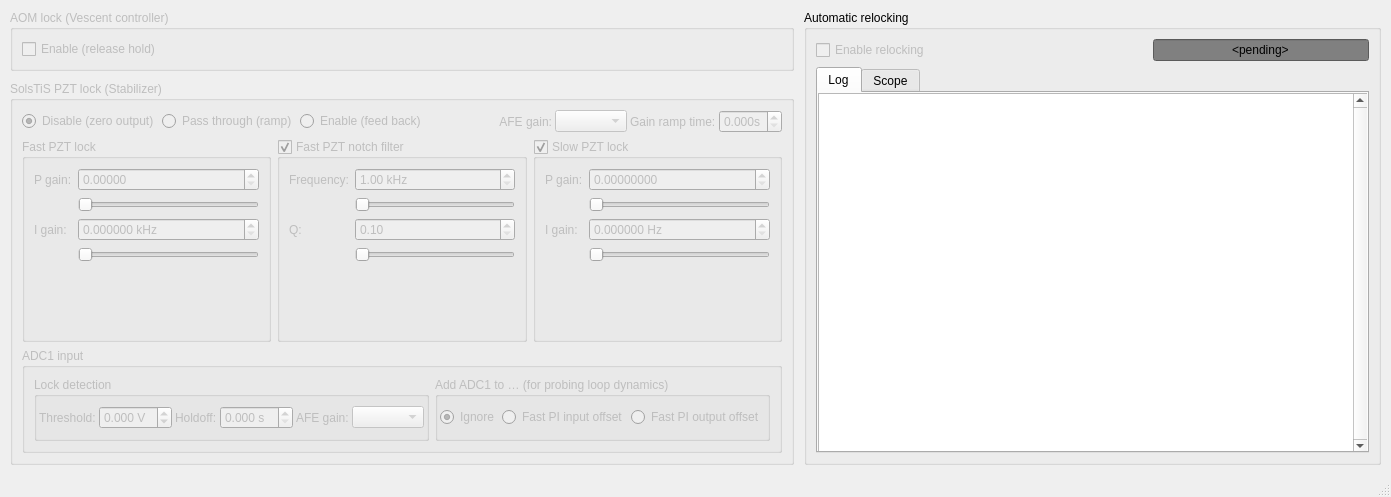
OxfordIonTrapGroup/stabilizer-ui, file l674_lock_ui/app.ui: the form before one commit.
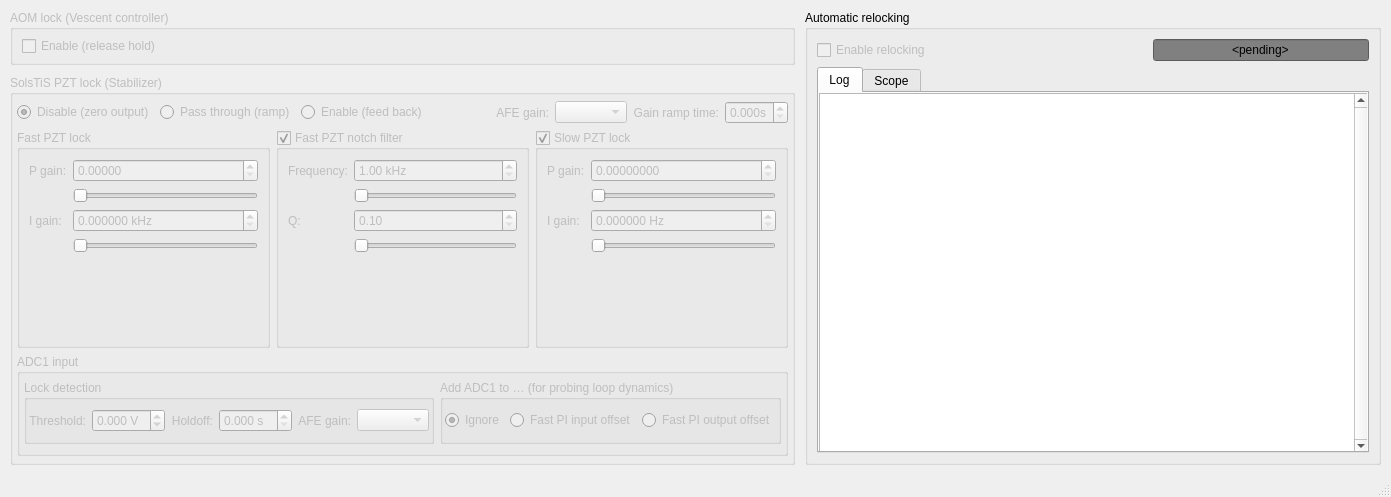
The form after the commit. Custom widgets are drawn as their Qt base class.

Patch:
```diff
--- a/l674_lock_ui/app.ui
+++ b/l674_lock_ui/app.ui
@@ -59,6 +59,12 @@
          <string>AOM lock (Vescent controller)</string>
         </property>
         <layout class="QVBoxLayout" name="verticalLayout_3">
+         <property name="topMargin">
+          <number>6</number>
+         </property>
+         <property name="bottomMargin">
+          <number>6</number>
+         </property>
          <item>
           <widget class="QCheckBox" name="enableAOMLockBox">
            <property name="text">
@@ -87,11 +93,20 @@
          <string>SolsTiS PZT lock (Stabilizer)</string>
         </property>
         <layout class="QVBoxLayout" name="verticalLayout_2" stretch="0,1,0">
+         <property name="leftMargin">
+          <number>4</number>
+         </property>
+         <property name="topMargin">
+          <number>6</number>
+         </property>
+         <property name="rightMargin">
+          <number>4</number>
+         </property>
+         <property name="bottomMargin">
+          <number>6</number>
+         </property>
          <item>
           <layout class="QHBoxLayout" name="horizontalLayout">
-           <property name="spacing">
-            <number>3</number>
-           </property>
            <item>
             <widget class="QRadioButton" name="disablePztButton">
              <property name="text">
@@ -166,6 +181,9 @@
              <property name="text">
               <string>Gain ramp time:</string>
              </property>
+             <property name="alignment">
+              <set>Qt::AlignRight|Qt::AlignTrailing|Qt::AlignVCenter</set>
+             </property>
              <property name="buddy">
               <cstring>gainRampTimeBox</cstring>
              </property>
@@ -451,6 +469,15 @@
             <string>ADC1 input</string>
            </property>
            <layout class="QHBoxLayout" name="horizontalLayout_4">
+            <property name="leftMargin">
+             <number>4</number>
+            </property>
+            <property name="topMargin">
+             <number>6</number>
+            </property>
+            <property name="rightMargin">
+             <number>4</number>
+            </property>
             <item>
              <widget class="QGroupBox" name="groupBox_4">
               <property name="sizePolicy">
@@ -463,9 +490,6 @@
                <string>Lock detection</string>
               </property>
               <layout class="QHBoxLayout" name="horizontalLayout_6">
-               <property name="spacing">
-                <number>3</number>
-               </property>
                <property name="leftMargin">
                 <number>2</number>
                </property>
@@ -477,6 +501,9 @@
                  <property name="text">
                   <string>Threshold:</string>
                  </property>
+                 <property name="alignment">
+                  <set>Qt::AlignRight|Qt::AlignTrailing|Qt::AlignVCenter</set>
+                 </property>
                  <property name="buddy">
                   <cstring>lockDetectThresholdBox</cstring>
                  </property>
@@ -512,6 +539,9 @@
                  <property name="text">
                   <string>Holdoff:</string>
                  </property>
+                 <property name="alignment">
+                  <set>Qt::AlignRight|Qt::AlignTrailing|Qt::AlignVCenter</set>
+                 </property>
                  <property name="buddy">
                   <cstring>lockDetectDelayBox</cstring>
                  </property>
@@ -544,6 +574,9 @@
                  <property name="text">
                   <string>AFE gain:</string>
                  </property>
+                 <property name="alignment">
+                  <set>Qt::AlignRight|Qt::AlignTrailing|Qt::AlignVCenter</set>
+                 </property>
                  <property name="buddy">
                   <cstring>afe1GainBox</cstring>
                  </property>
@@ -559,6 +592,19 @@
                  </property>
                 </widget>
                </item>
+               <item>
+                <spacer name="horizontalSpacer_4">
+                 <property name="orientation">
+                  <enum>Qt::Horizontal</enum>
+                 </property>
+                 <property name="sizeHint" stdset="0">
+                  <size>
+                   <width>0</width>
+                   <height>20</height>
+                  </size>
+                 </property>
+                </spacer>
+               </item>
               </layout>
              </widget>
             </item>
@@ -574,9 +620,6 @@
                <string>Add ADC1 to … (for probing loop dynamics)</string>
               </property>
               <layout class="QHBoxLayout" name="horizontalLayout_5">
-               <property name="spacing">
-                <number>3</number>
-               </property>
                <property name="leftMargin">
                 <number>2</number>
                </property>
@@ -616,6 +659,19 @@
                  </property>
                 </widget>
                </item>
+               <item>
+                <spacer name="horizontalSpacer_2">
+                 <property name="orientation">
+                  <enum>Qt::Horizontal</enum>
+                 </property>
+                 <property name="sizeHint" stdset="0">
+                  <size>
+                   <width>0</width>
+                   <height>20</height>
+                  </size>
+                 </property>
+                </spacer>
+               </item>
               </layout>
              </widget>
             </item>
```
